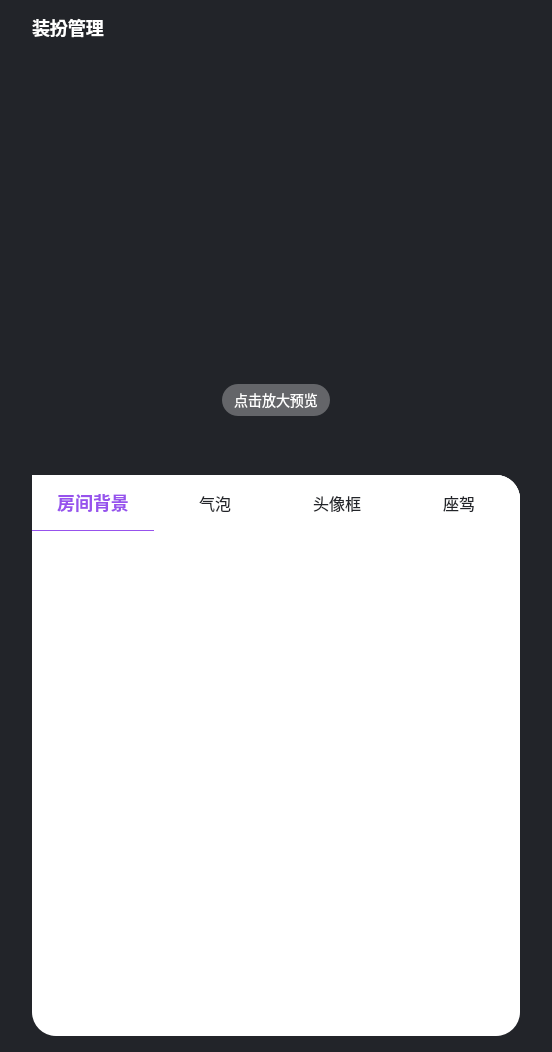
Above: UI/DressUpPage.ui from zhaopan06/AudioTool before the change. Below: the same form after it.
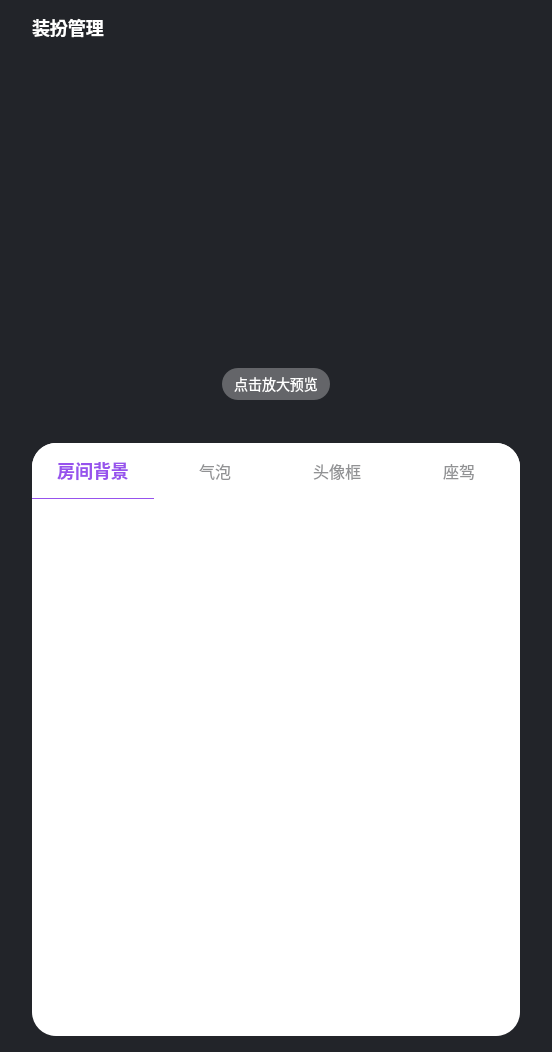
That is the form after the change. Icons and pictures are not drawn. Custom widgets are drawn as their Qt base class.

The edit to the form file:
```diff
--- a/UI/DressUpPage.ui
+++ b/UI/DressUpPage.ui
@@ -45,7 +45,7 @@
      </property>
      <layout class="QVBoxLayout" name="verticalLayout_3">
       <property name="spacing">
-       <number>16</number>
+       <number>0</number>
       </property>
       <property name="leftMargin">
        <number>32</number>
@@ -175,16 +175,21 @@
         <property name="minimumSize">
          <size>
           <width>0</width>
-          <height>387</height>
+          <height>443</height>
          </size>
         </property>
         <property name="maximumSize">
          <size>
           <width>16777215</width>
-          <height>387</height>
+          <height>443</height>
          </size>
         </property>
-        <widget class="QLabel" name="label">
+        <property name="styleSheet">
+         <string notr="true">QWidget#widget{
+background-image: url(:/images/dressUp_bg.png);
+}</string>
+        </property>
+        <widget class="click_label" name="image">
          <property name="geometry">
           <rect>
            <x>132</x>
@@ -205,6 +210,9 @@
            <height>332</height>
           </size>
          </property>
+         <property name="styleSheet">
+          <string notr="true">background: transparent;</string>
+         </property>
          <property name="text">
           <string/>
          </property>
@@ -219,50 +227,35 @@
           </rect>
          </property>
          <property name="styleSheet">
-          <string notr="true">background: rgba(255, 255, 255, 0.3);
+          <string notr="true">
+QPushButton{
+background: rgba(255, 255, 255, 0.3);
 border-radius: 16px;
 
 font-family: &quot;微软雅黑&quot;;
 font-weight: 400;
 font-size: 14px;
-color: #FFFFFF;</string>
+color: #FFFFFF;
+}
+
+QPushButton:hover {
+           font-size: 17px;  
+		  background: rgba(255, 255, 255, 0.2);
+ }</string>
          </property>
          <property name="text">
           <string>点击放大预览</string>
          </property>
         </widget>
-       </widget>
-      </item>
-      <item>
-       <widget class="QWidget" name="widget_4" native="true">
-        <property name="minimumSize">
-         <size>
-          <width>0</width>
-          <height>56</height>
-         </size>
-        </property>
-        <property name="styleSheet">
-         <string notr="true">background: #FFFFFF;
-border-radius: 24px;</string>
-        </property>
-        <layout class="QVBoxLayout" name="verticalLayout_2">
-         <property name="spacing">
-          <number>0</number>
-         </property>
-         <property name="leftMargin">
-          <number>0</number>
-         </property>
-         <property name="topMargin">
-          <number>0</number>
-         </property>
-         <property name="rightMargin">
-          <number>0</number>
-         </property>
-         <property name="bottomMargin">
-          <number>24</number>
-         </property>
-         <item>
           <widget class="QWidget" name="widget_3" native="true">
+         <property name="geometry">
+          <rect>
+           <x>0</x>
+           <y>387</y>
+           <width>488</width>
+           <height>56</height>
+          </rect>
+         </property>
            <property name="minimumSize">
             <size>
              <width>0</width>
@@ -270,11 +263,19 @@
             </size>
            </property>
            <property name="styleSheet">
-            <string notr="true">QPushButton {
+          <string notr="true">QWidget{
+background: #FFFFFF;
+border-top-left-radius: 24px;    
+border-top-right-radius: 24px;   
+border-bottom-left-radius: 0px;   
+border-bottom-right-radius: 0px; 
+}
+
+QPushButton {
      border:none;
 font-family: &quot;微软雅黑&quot;;
 font-size: 16px;
-color: #222429;
+color: rgba(34, 36, 41, 0.5); 
 }
 
 QPushButton::hover{
@@ -286,8 +287,11 @@
 }
 
 QPushButton::checked{
-border-radius: 0;
-     border:none;
+border-top-left-radius: 24px;    
+border-top-right-radius: 24px;   
+border-bottom-left-radius: 0px;   
+border-bottom-right-radius: 0px; 
+border:none;
 border-bottom: 1px solid #9752ED;
 font-family: &quot;微软雅黑&quot;;
 font-weight: 500;
@@ -392,7 +396,40 @@
             </item>
            </layout>
           </widget>
-         </item>
+       </widget>
+      </item>
+      <item>
+       <widget class="QWidget" name="widget_4" native="true">
+        <property name="minimumSize">
+         <size>
+          <width>0</width>
+          <height>56</height>
+         </size>
+        </property>
+        <property name="styleSheet">
+         <string notr="true">background: #FFFFFF;
+
+border-top-left-radius: 0px;    
+border-top-right-radius: 0px;   
+border-bottom-left-radius: 24px;   
+border-bottom-right-radius: 24px; </string>
+        </property>
+        <layout class="QVBoxLayout" name="verticalLayout_2">
+         <property name="spacing">
+          <number>0</number>
+         </property>
+         <property name="leftMargin">
+          <number>0</number>
+         </property>
+         <property name="topMargin">
+          <number>0</number>
+         </property>
+         <property name="rightMargin">
+          <number>0</number>
+         </property>
+         <property name="bottomMargin">
+          <number>24</number>
+         </property>
          <item>
           <widget class="QScrollArea" name="scrollArea">
            <property name="styleSheet">
@@ -407,7 +444,7 @@
               <x>0</x>
               <y>0</y>
               <width>488</width>
-              <height>481</height>
+              <height>513</height>
              </rect>
             </property>
             <property name="styleSheet">
@@ -421,7 +458,7 @@
               <number>0</number>
              </property>
              <property name="topMargin">
-              <number>16</number>
+              <number>0</number>
              </property>
              <property name="rightMargin">
               <number>0</number>
@@ -444,6 +481,13 @@
    </item>
   </layout>
  </widget>
+ <customwidgets>
+  <customwidget>
+   <class>click_label</class>
+   <extends>QLabel</extends>
+   <header location="global">click_label.h</header>
+  </customwidget>
+ </customwidgets>
  <resources>
   <include location="../res.qrc"/>
  </resources>
```
Left out of the diff: 14 changed lines with no effect on the pictures. Lines whose indentation alone changed are shown as unchanged.
